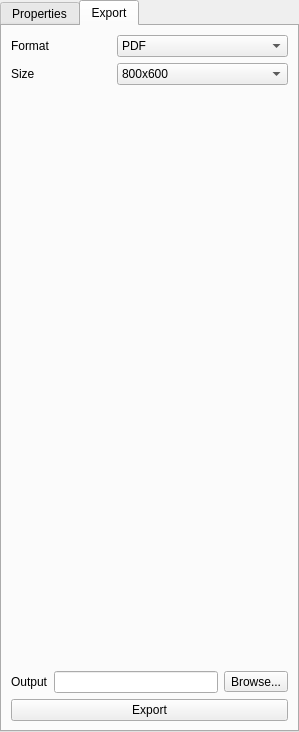
Old version of the form private/plotsettings.ui in the repository QkThings/qkwidget.
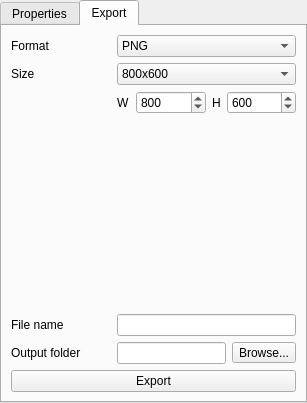
New version of the form. The open tabs and pages were chosen to show the change. Icons and pictures are not drawn. Custom widgets are drawn as their Qt base class.

```diff
--- a/private/plotsettings.ui
+++ b/private/plotsettings.ui
@@ -6,8 +6,8 @@
    <rect>
     <x>0</x>
     <y>0</y>
-    <width>299</width>
-    <height>732</height>
+    <width>307</width>
+    <height>403</height>
    </rect>
   </property>
   <property name="windowTitle">
@@ -378,10 +378,7 @@
       </attribute>
       <layout class="QVBoxLayout" name="verticalLayout_2">
        <item>
-        <layout class="QFormLayout" name="formLayout_2">
-         <property name="fieldGrowthPolicy">
-          <enum>QFormLayout::AllNonFixedFieldsGrow</enum>
-         </property>
+        <layout class="QFormLayout" name="formLayout_3">
          <item row="0" column="0">
           <widget class="QLabel" name="label">
            <property name="minimumSize">
@@ -402,12 +399,7 @@
           </widget>
          </item>
          <item row="0" column="1">
-          <widget class="QComboBox" name="comboBox">
-           <item>
-            <property name="text">
-             <string>PDF</string>
-            </property>
-           </item>
+          <widget class="QComboBox" name="comboFormat">
            <item>
             <property name="text">
              <string>PNG</string>
@@ -425,7 +417,7 @@
        <item>
         <widget class="QStackedWidget" name="stackedWidget">
          <widget class="QWidget" name="page">
-          <layout class="QFormLayout" name="formLayout_3">
+          <layout class="QFormLayout" name="formLayout_2">
            <property name="leftMargin">
             <number>0</number>
            </property>
@@ -458,7 +450,7 @@
             </widget>
            </item>
            <item row="0" column="1">
-            <widget class="QComboBox" name="comboBox_2">
+            <widget class="QComboBox" name="comboSize">
              <item>
               <property name="text">
                <string>800x600</string>
@@ -476,27 +468,102 @@
              </item>
             </widget>
            </item>
+           <item row="1" column="1">
+            <layout class="QHBoxLayout" name="horizontalLayout_6">
+             <item>
+              <widget class="QLabel" name="labelW">
+               <property name="text">
+                <string>W</string>
+               </property>
+              </widget>
+             </item>
+             <item>
+              <widget class="QSpinBox" name="spinW">
+               <property name="sizePolicy">
+                <sizepolicy hsizetype="Expanding" vsizetype="Fixed">
+                 <horstretch>0</horstretch>
+                 <verstretch>0</verstretch>
+                </sizepolicy>
+               </property>
+               <property name="maximum">
+                <number>1999</number>
+               </property>
+               <property name="value">
+                <number>800</number>
+               </property>
+              </widget>
+             </item>
+             <item>
+              <widget class="QLabel" name="labelH">
+               <property name="text">
+                <string>H</string>
+               </property>
+              </widget>
+             </item>
+             <item>
+              <widget class="QSpinBox" name="spinH">
+               <property name="sizePolicy">
+                <sizepolicy hsizetype="Expanding" vsizetype="Fixed">
+                 <horstretch>0</horstretch>
+                 <verstretch>0</verstretch>
+                </sizepolicy>
+               </property>
+               <property name="maximum">
+                <number>1999</number>
+               </property>
+               <property name="value">
+                <number>600</number>
+               </property>
+              </widget>
+             </item>
+            </layout>
+           </item>
           </layout>
          </widget>
          <widget class="QWidget" name="page_2"/>
         </widget>
        </item>
        <item>
-        <layout class="QHBoxLayout" name="horizontalLayout_4">
-         <item>
+        <layout class="QFormLayout" name="formLayout_4">
+         <item row="0" column="0">
+          <widget class="QLabel" name="label_8">
+           <property name="minimumSize">
+            <size>
+             <width>100</width>
+             <height>0</height>
+            </size>
+           </property>
+           <property name="text">
+            <string>File name</string>
+           </property>
+           <property name="indent">
+            <number>0</number>
+           </property>
+          </widget>
+         </item>
+         <item row="0" column="1">
+          <widget class="QLineEdit" name="lineFilename"/>
+         </item>
+         <item row="1" column="0">
+          <widget class="QLabel" name="label_4">
+           <property name="minimumSize">
+            <size>
+             <width>100</width>
+             <height>0</height>
+            </size>
+           </property>
+           <property name="text">
+            <string>Output folder</string>
+           </property>
+           <property name="indent">
+            <number>0</number>
+           </property>
+          </widget>
+         </item>
+         <item row="1" column="1">
           <layout class="QHBoxLayout" name="horizontalLayout">
            <item>
-            <widget class="QLabel" name="label_4">
-             <property name="text">
-              <string>Output</string>
-             </property>
-             <property name="indent">
-              <number>0</number>
-             </property>
-            </widget>
-           </item>
-           <item>
-            <widget class="QLineEdit" name="lineEdit">
+            <widget class="QLineEdit" name="lineOutFolder">
              <property name="readOnly">
               <bool>true</bool>
              </property>
```
Left out of the diff: 14 changed lines with no effect on the pictures.
